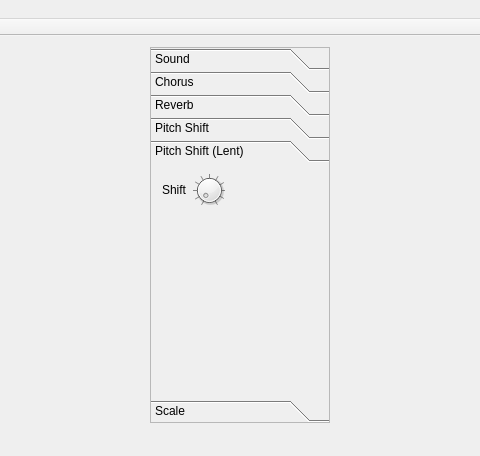
This is mainwindow.ui in 607011/termenvox as Qt 5 draws it before an edit; both pictures show x 247 to 727 and y 0 to 456 of the 975 by 456 pixel window. The edited form follows.
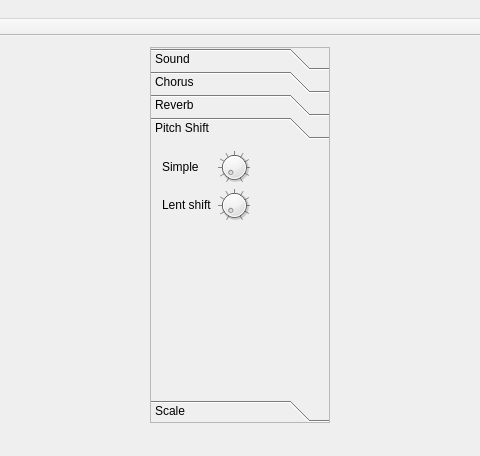
This is the edited form. The open tabs and pages were chosen to show the change.

Commit message: GUI ein bisserl aufgeräumt.

```diff
--- a/mainwindow.ui
+++ b/mainwindow.ui
@@ -754,30 +754,17 @@
          <x>0</x>
          <y>0</y>
          <width>178</width>
-         <height>229</height>
+         <height>273</height>
         </rect>
        </property>
        <attribute name="label">
         <string>Pitch Shift</string>
        </attribute>
        <layout class="QGridLayout" name="gridLayout_5">
-        <item row="1" column="0">
-         <spacer name="verticalSpacer_4">
-          <property name="orientation">
-           <enum>Qt::Vertical</enum>
-          </property>
-          <property name="sizeHint" stdset="0">
-           <size>
-            <width>20</width>
-            <height>40</height>
-           </size>
-          </property>
-         </spacer>
-        </item>
         <item row="0" column="0">
          <widget class="QLabel" name="label_13">
           <property name="text">
-           <string>Shift</string>
+           <string>Simple</string>
           </property>
          </widget>
         </item>
@@ -831,29 +818,14 @@
           </property>
          </spacer>
         </item>
-       </layout>
-      </widget>
-      <widget class="QWidget" name="pageLentPitShift">
-       <property name="geometry">
-        <rect>
-         <x>0</x>
-         <y>0</y>
-         <width>178</width>
-         <height>229</height>
-        </rect>
-       </property>
-       <attribute name="label">
-        <string>Pitch Shift (Lent)</string>
-       </attribute>
-       <layout class="QGridLayout" name="gridLayout_6">
-        <item row="0" column="0">
+        <item row="1" column="0">
          <widget class="QLabel" name="label_14">
           <property name="text">
-           <string>Shift</string>
+           <string>Lent shift</string>
           </property>
          </widget>
         </item>
-        <item row="0" column="1">
+        <item row="1" column="1">
          <widget class="QDial" name="lentPitShiftDial">
           <property name="minimumSize">
            <size>
@@ -890,28 +862,15 @@
           </property>
          </widget>
         </item>
-        <item row="0" column="2">
-         <spacer name="horizontalSpacer_6">
-          <property name="orientation">
-           <enum>Qt::Horizontal</enum>
-          </property>
-          <property name="sizeHint" stdset="0">
-           <size>
-            <width>90</width>
-            <height>20</height>
-           </size>
-          </property>
-         </spacer>
-        </item>
-        <item row="1" column="0">
-         <spacer name="verticalSpacer_5">
+        <item row="2" column="0">
+         <spacer name="verticalSpacer_4">
           <property name="orientation">
            <enum>Qt::Vertical</enum>
           </property>
           <property name="sizeHint" stdset="0">
            <size>
             <width>20</width>
-            <height>181</height>
+            <height>40</height>
            </size>
           </property>
          </spacer>
```
Left out of the diff: 12 changed lines with no effect on the pictures. The commit also changes 2 other files.
